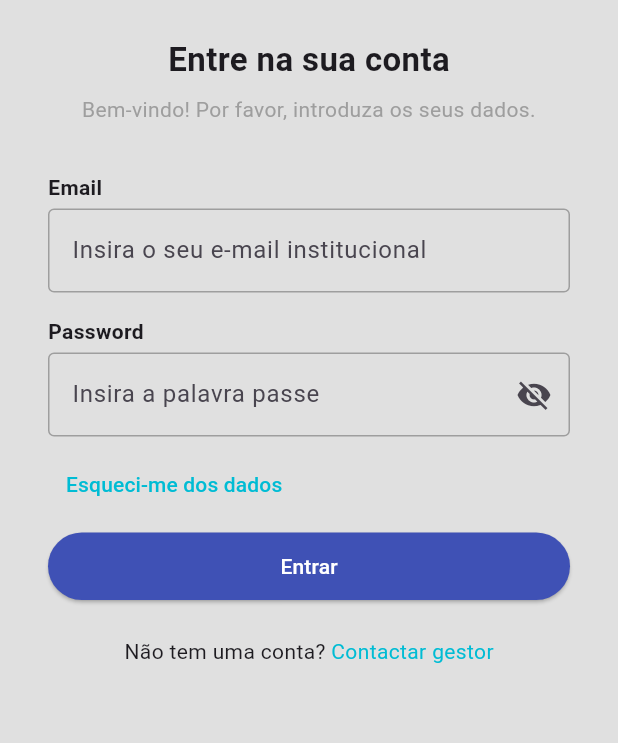
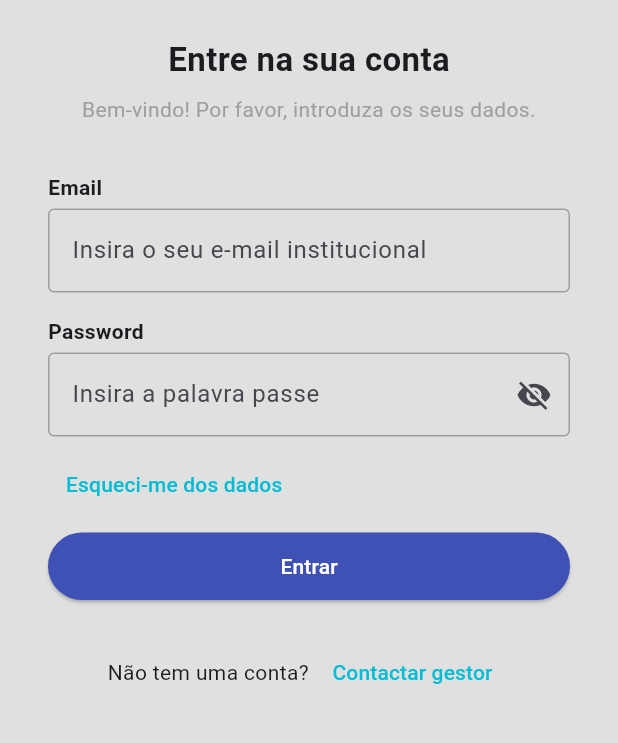
Before and after one commit to GoncaloSilvaCorreia/pint_mobile2, a Flutter app: the screen it shows after launch, on a phone screen of 412 x 824 dp, the part 201-944 px from its top. Run offline on Flutter 3.47's test engine with Material 3 defaults, Android fonts, the phone set to English and light mode, and no system bars; our stand-ins replace firebase_auth, go_router, shared_preferences; accounts and stored records are empty.

Commit message:
クソ野郎

```diff
--- a/lib/Rotas/rotas.dart
+++ b/lib/Rotas/rotas.dart
@@ -38,13 +38,19 @@ final rotas = GoRouter(
   redirect: (context, state) {
     final isLoggedIn = context.read<AuthProvider>().isLoggedIn;
     final isLoginRoute = state.uri.toString() == '/Login';
+    final isResetRoute = state.uri.toString() == '/Reset';
+    final isContactoRoute = state.uri.toString() == '/Contacto';
 
-    // Se não está logado e não está na tela de login → vá para login
-    if (!isLoggedIn && !isLoginRoute) return '/Login';
+    // Permite acesso a Login, Reset e Contacto SEM estar logado
+    if (!isLoggedIn && !(isLoginRoute || isResetRoute || isContactoRoute)) {
+      return '/Login';
+    }
 
-    // Se está logado e está na tela de login → vá para a tela principal
-    if (isLoggedIn && isLoginRoute) return '/TelaPrincipal';
+    // Se está logado e está no login, redirect para TelaPrincipal
+    if (isLoggedIn && isLoginRoute) {
+      return '/TelaPrincipal';
+    }
 
-    return null; // Nenhum redirecionamento necessário
+    return null;
   },
 );
--- a/lib/screens/Login/Login.dart
+++ b/lib/screens/Login/Login.dart
@@ -223,8 +223,8 @@ class _LoginPageState extends State<LoginPage> {
               mainAxisAlignment: MainAxisAlignment.center,
               children: [
                 const Text('Não tem uma conta? '),
-                GestureDetector(
-                  onTap: () => context.go('/Contacto'),
+                TextButton(
+                  onPressed: () => context.go('/Contacto'),
                   child: const Text(
                     'Contactar gestor',
                     style: TextStyle(color: Colors.cyan),
--- a/lib/utils/Rodape.dart
+++ b/lib/utils/Rodape.dart
@@ -29,11 +29,11 @@ class Rodape extends StatelessWidget {
           label: 'Perfil',
         ),
       ],
-      currentIndex: 0, // índice do item selecionado (pode implementar dinâmico)
+      currentIndex: 0,
       onTap: (index) {
         switch (index) {
           case 0:
-            context.go('/TelaPrincipal');  // TelaPrincipal
+            context.go('/TelaPrincipal');
             break;
           case 1:
             context.go('/pesquisar');
```
